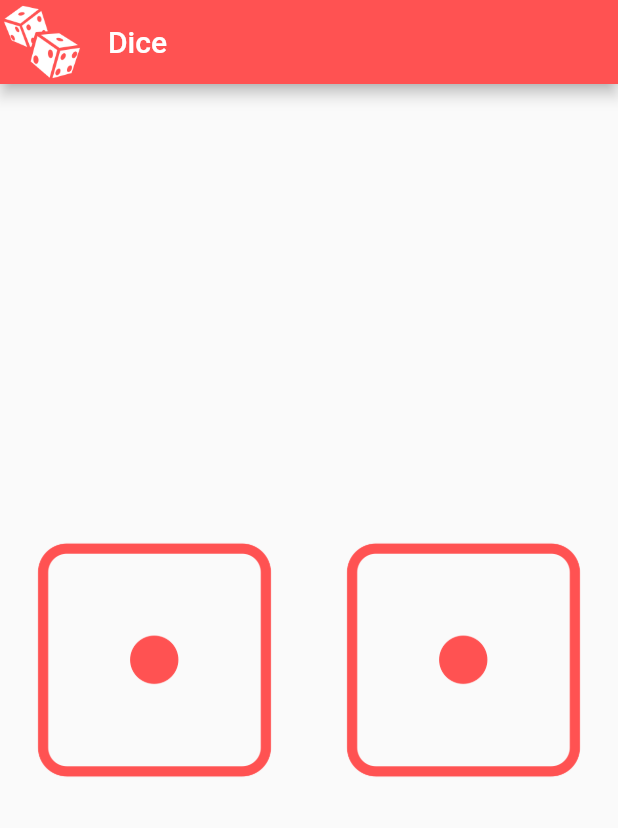
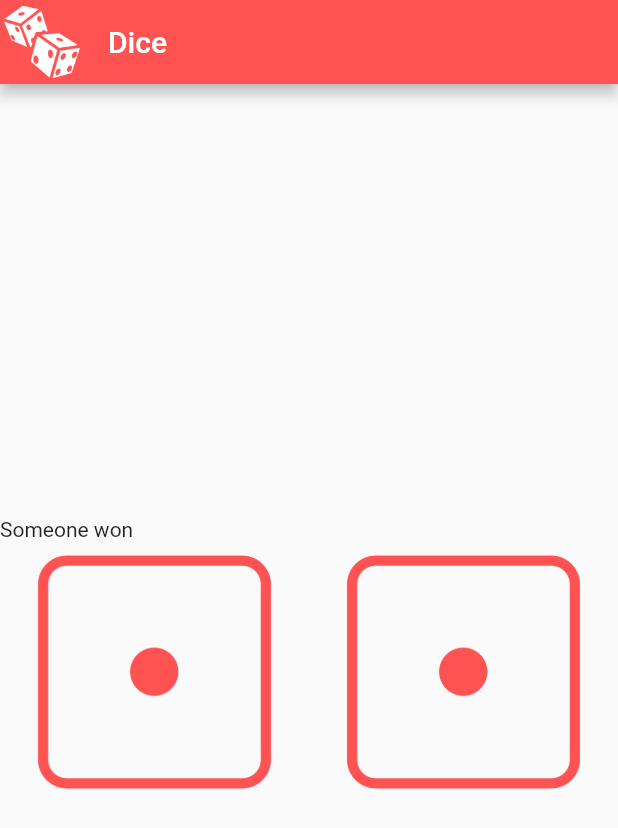
Before and after one commit to im-adarsh/flutter_iam_rich, a Flutter app: the screen it shows after launch, on a phone screen of 412 x 824 dp. Shown: the top 828 px of the screen. Run offline on Flutter 3.47's test engine with Material 2 defaults, Android fonts, the phone set to English and light mode, and no system bars.

Commit message:
refactor naming

```diff
--- a/lib/widgets/dice_widget.dart
+++ b/lib/widgets/dice_widget.dart
@@ -15,6 +15,8 @@ class DiceWidget extends StatefulWidget {
 class _DiceWidgetState extends State<DiceWidget> {
   var leftDiceNumber = 1;
   var rightDiceNumber = 1;
+  var leftDiceSum = 1;
+  var rightDiceSum = 1;
 
   @override
   Widget build(BuildContext context) {
@@ -23,8 +25,7 @@ class _DiceWidgetState extends State<DiceWidget> {
       children: <Widget>[
         Center(
           child: Row(
-            children: <Widget>[
-            ],
+            children: buildPlayerMessage(),
           ),
         ),
         Center(
@@ -41,6 +42,25 @@ class _DiceWidgetState extends State<DiceWidget> {
     );
   }
 
+  List<Widget> buildPlayerMessage() {
+    if (leftDiceSum == rightDiceSum) {
+      return <Widget>[
+        Text("Someone won")
+      ];
+    } else {
+      return <Widget>[
+        Text("$leftDiceSum"),
+        SizedBox(
+          width: 200,
+          child: Divider(
+            color: Colors.white,
+          ),
+        ),
+        Text("$rightDiceSum")
+      ];
+    }
+  }
+
   Expanded buildDiceCard(String assetImagePath, Player player) {
     return Expanded(
       child: FlatButton(
@@ -54,13 +74,17 @@ class _DiceWidgetState extends State<DiceWidget> {
             switch (player) {
               case Player.left:
                 leftDiceNumber = n;
+                leftDiceSum += leftDiceNumber;
                 break;
               case Player.right:
                 rightDiceNumber = n;
+                rightDiceSum += rightDiceNumber;
                 break;
               default:
                 leftDiceNumber = n;
                 rightDiceNumber = n;
+                leftDiceSum += leftDiceNumber;
+                rightDiceSum += rightDiceNumber;
             }
           });
         },
```
